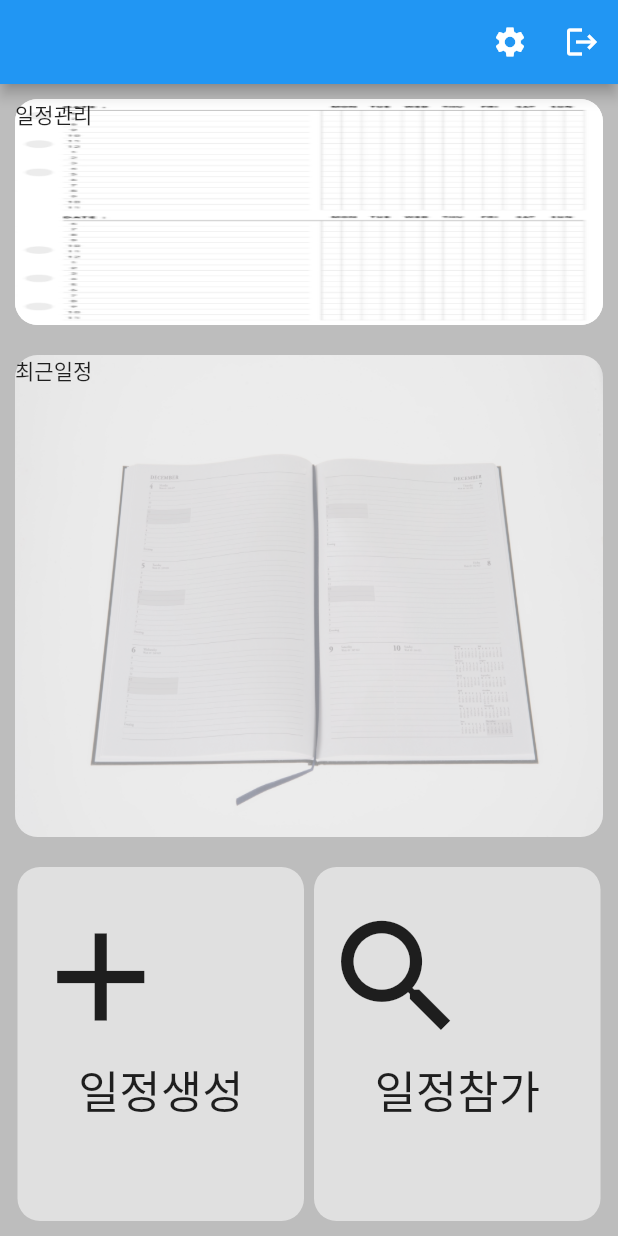
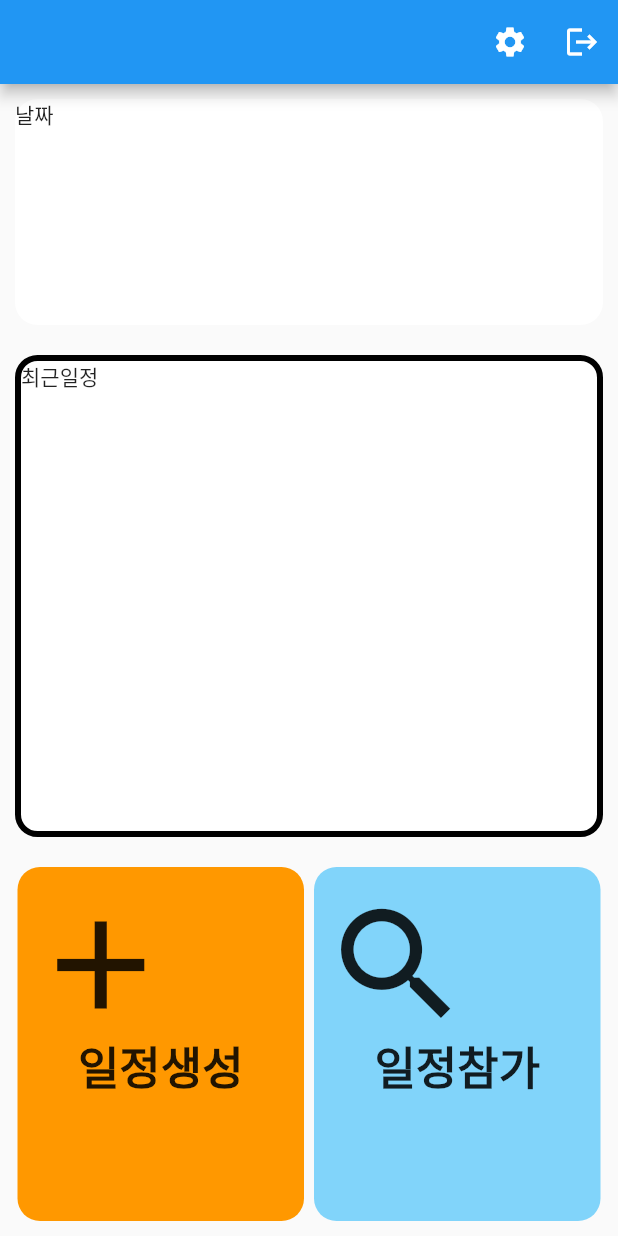
Before and after one commit to kkvn260/rs_travel, a Flutter app: the screen it shows once a user with an empty profile is signed in, on a phone screen of 412 x 824 dp. Run offline on Flutter 3.47's test engine with Material 2 defaults, Android fonts, the phone set to English and light mode, and no system bars; our stand-ins replace cloud_firestore, firebase_auth, firebase_core, modal_progress_hud_nsn, table_calendar; accounts and stored records are empty.

Commit message:
달력 구현 완료

```diff
--- a/lib/main.dart
+++ b/lib/main.dart
@@ -3,9 +3,11 @@ import 'package:flutter/material.dart';
 import 'package:firebase_core/firebase_core.dart';
 import 'package:rs_travel/screens/main_screen.dart';
 import 'package:rs_travel/screens/main_trip_screen.dart';
+import 'package:intl/date_symbol_data_local.dart';
 
 void main() async {
   WidgetsFlutterBinding.ensureInitialized(); //비동기 사용 시
+  await initializeDateFormatting();
   await Firebase.initializeApp();
   runApp(const MyApp());
 }
--- a/lib/screens/main_trip_screen.dart
+++ b/lib/screens/main_trip_screen.dart
@@ -1,5 +1,6 @@
 import 'package:flutter/material.dart';
 import 'package:firebase_auth/firebase_auth.dart';
+import 'package:rs_travel/screens/create_trip_screen.dart';
 
 class MainTrip extends StatefulWidget {
   const MainTrip({super.key});
@@ -32,7 +33,6 @@ class _MainTripState extends State<MainTrip> {
   @override
   Widget build(BuildContext context) {
     return Scaffold(
-      backgroundColor: Colors.grey[400],
       appBar: AppBar(
         actions: [
           IconButton(
@@ -62,13 +62,9 @@ class _MainTripState extends State<MainTrip> {
               margin: const EdgeInsets.all(10),
               decoration: BoxDecoration(
                 borderRadius: BorderRadius.circular(15),
-                image: const DecorationImage(
-                  image: AssetImage('assets/images/trip_top.png'),
-                  fit: BoxFit.fill,
-                ),
                 color: Colors.white,
               ),
-              child: const Text('일정관리'),
+              child: const Text('날짜'),
             ),
           ),
           //중단
@@ -78,13 +74,11 @@ class _MainTripState extends State<MainTrip> {
               width: MediaQuery.of(context).size.width,
               margin: const EdgeInsets.all(10),
               decoration: BoxDecoration(
+                border: Border.all(
+                  width: 4,
+                ),
                 borderRadius: BorderRadius.circular(15),
-                image: const DecorationImage(
-                  image: AssetImage('assets/images/trip_middle.jpeg'),
-                  opacity: 0.4,
-                  fit: BoxFit.fill,
-                ),
-                color: Colors.grey[300],
+                color: Colors.white,
               ),
               child: const Text('최근일정'),
             ),
@@ -97,11 +91,20 @@ class _MainTripState extends State<MainTrip> {
               child: Row(
                 mainAxisAlignment: MainAxisAlignment.spaceAround,
                 children: [
-                  Container(
+                  GestureDetector(
+                    onTap: () {
+                      Navigator.push(
+                        context,
+                        MaterialPageRoute(
+                          builder: (context) => const CreateTrip(),
+                        ),
+                      );
+                    },
+                    child: Container(
                       width: MediaQuery.of(context).size.width / 2 - 15,
                       decoration: BoxDecoration(
                         borderRadius: BorderRadius.circular(15),
-                      color: Colors.grey[300],
+                        color: Colors.orange,
                       ),
                       child: Column(
                         children: [
@@ -109,12 +112,9 @@ class _MainTripState extends State<MainTrip> {
                             scale: 2,
                             child: Transform.translate(
                               offset: const Offset(-20, 20),
-                            child: IconButton(
-                              onPressed: () {},
-                              icon: const Icon(
+                              child: const Icon(
                                 Icons.add,
-                              ),
-                              iconSize: 50,
+                                size: 50,
                               ),
                             ),
                           ),
@@ -125,18 +125,24 @@ class _MainTripState extends State<MainTrip> {
                             "일정생성",
                             style: TextStyle(
                               fontSize: 30,
+                              fontWeight: FontWeight.bold,
                             ),
                           ),
                         ],
                       ),
                     ),
+                  ),
                   const SizedBox(
                     height: 10,
                   ),
-                  Container(
+                  GestureDetector(
+                    onTap: () {
+                      print('2');
+                    },
+                    child: Container(
                       width: MediaQuery.of(context).size.width / 2 - 15,
                       decoration: BoxDecoration(
-                      color: Colors.grey[300],
+                        color: Colors.lightBlue[200],
                         borderRadius: BorderRadius.circular(15),
                       ),
                       child: Column(
@@ -145,12 +151,9 @@ class _MainTripState extends State<MainTrip> {
                             scale: 2,
                             child: Transform.translate(
                               offset: const Offset(-20, 20),
-                            child: IconButton(
-                              onPressed: () {},
-                              icon: const Icon(
-                                Icons.search_outlined,
-                              ),
-                              iconSize: 50,
+                              child: const Icon(
+                                Icons.search,
+                                size: 50,
                               ),
                             ),
                           ),
@@ -161,9 +164,11 @@ class _MainTripState extends State<MainTrip> {
                             "일정참가",
                             style: TextStyle(
                               fontSize: 30,
+                              fontWeight: FontWeight.bold,
                             ),
                           ),
                         ],
+                      ),
                     ),
                   ),
                 ],
--- a/pubspec.yaml
+++ b/pubspec.yaml
@@ -39,6 +39,8 @@ dependencies:
   firebase_auth: ^4.6.2
   cloud_firestore: ^4.8.0
   modal_progress_hud_nsn: ^0.3.0
+  table_calendar: ^3.0.6
+  intl: ^0.18.1
 
 dev_dependencies:
   flutter_test:
```
Also changed, not shown: lib/config/calendar_dialog.dart (added, +56 -0 lines), lib/screens/create_trip_screen.dart (added, +227 -0 lines), pubspec.lock. Lines whose indentation alone changed are shown as unchanged.
